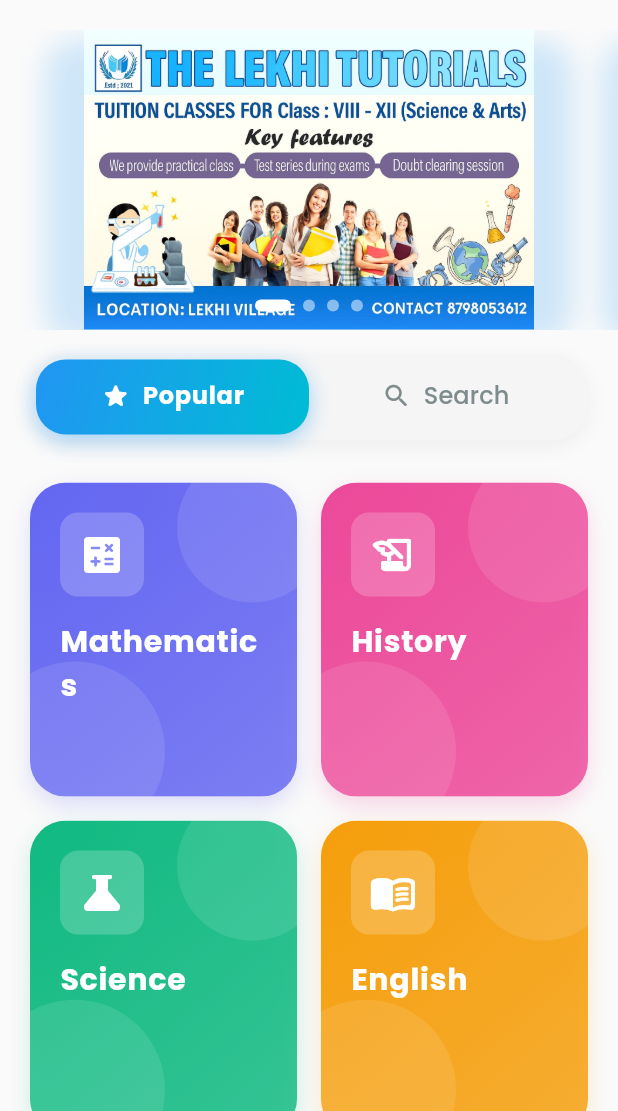
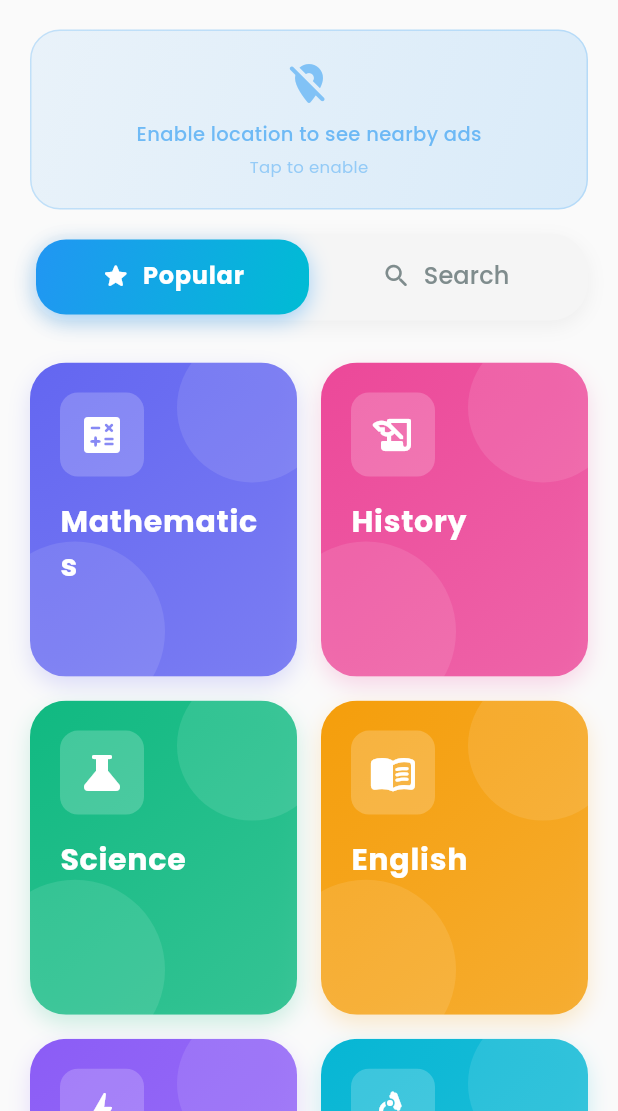
Before and after one commit to murkhneon14/FindMyTutor-Frontend, a Flutter app: the ExploreScreen screen opened directly, on a phone screen of 412 x 824 dp, the part 125-1236 px from its top. Run offline on Flutter 3.47's test engine with Material 3 defaults, Android fonts, the phone set to English and light mode, and no system bars; drawn by our look-alikes of overlay_support; our stand-ins replace firebase_auth, firebase_core, firebase_messaging, flutter_chat_types, flutter_chat_ui, flutter_local_notifications and 6 more; missing offline and left inert: razorpay_flutter; accounts and stored records are empty; network calls fail.

Commit message:
done ads

```diff
--- a/lib/config/api.dart
+++ b/lib/config/api.dart
@@ -1,7 +1,7 @@
 class ApiConfig {
   static const String baseUrl = String.fromEnvironment(
     'API_BASE_URL',
-    defaultValue: 'https://fmt-backend-1yn7.onrender.com',
+    defaultValue: 'https://fmt-backend-new.onrender.com',
   );
 
   // ==========================================
@@ -72,6 +72,7 @@ class ApiConfig {
 
   // Banner endpoints
   static String get bannersNearby => '$baseUrl/api/banners/nearby';
-  static String bannerImpression(String id) => '$baseUrl/api/banners/$id/impression';
+  static String bannerImpression(String id) =>
+      '$baseUrl/api/banners/$id/impression';
   static String bannerClick(String id) => '$baseUrl/api/banners/$id/click';
 }
--- a/lib/screens/home/explore_screen.dart
+++ b/lib/screens/home/explore_screen.dart
@@ -159,8 +159,8 @@ class _ExploreScreenState extends State<ExploreScreen>
 
   void _startAutoScroll() {
     Future.delayed(const Duration(seconds: 3), () {
-      if (mounted && _bannerController.hasClients) {
-        final count = _liveBanners.isNotEmpty ? _liveBanners.length : 4;
+      if (mounted && _bannerController.hasClients && _liveBanners.isNotEmpty) {
+        final count = _liveBanners.length;
         final nextPage = (_currentBannerPage + 1) % count;
         _bannerController.animateToPage(
           nextPage,
@@ -339,24 +339,36 @@ class _ExploreScreenState extends State<ExploreScreen>
   }
 
   Future<void> _fetchNearbyBanners() async {
-    if (_currentLocation == null) return;
+    print('🔄 _fetchNearbyBanners called');
+    print('🔄 _currentLocation: $_currentLocation');
+    if (_currentLocation == null) {
+      print('⚠️ _currentLocation is null — skipping banner fetch');
+      return;
+    }
+    print('📍 Fetching banners for lat=${_currentLocation!.latitude}, lng=${_currentLocation!.longitude}');
     try {
       final banners = await BannerService.getNearbyBanners(
         latitude: _currentLocation!.latitude,
         longitude: _currentLocation!.longitude,
       );
+      print('📦 Received ${banners.length} banners from BannerService');
       if (mounted && banners.isNotEmpty) {
         setState(() {
           _liveBanners = banners;
         });
+        print('✅ _liveBanners updated with ${_liveBanners.length} banners');
+        // Restart auto-scroll now that we have banners
+        _startAutoScroll();
         // Track impressions for all visible banners
         for (final b in banners) {
           final id = b['_id']?.toString();
           if (id != null) BannerService.trackImpression(id);
         }
+      } else {
+        print('⚠️ No banners returned or widget not mounted. mounted=$mounted, banners.length=${banners.length}');
       }
     } catch (e) {
-      print('Error fetching banners: $e');
+      print('❌ Error fetching banners: $e');
     }
   }
 
@@ -1071,16 +1083,70 @@ class _ExploreScreenState extends State<ExploreScreen>
   }
 
   Widget _buildPromoBanner() {
-    // Use live banners from backend if available, otherwise fall back to local assets
-    final List<String> fallbackImages = [
-      'assets/images/lekhi_tutorials_banner.jpg',
-      'assets/images/lekhi_tutorials_banner1.jpg',
-      'assets/images/lk1.jpg',
-      'https://images.unsplash.com/photo-1523050854058-8df90110c9f1?w=1200&h=400&fit=crop',
-    ];
-
-    final bool hasLiveBanners = _liveBanners.isNotEmpty;
-    final int bannerCount = hasLiveBanners ? _liveBanners.length : fallbackImages.length;
+    // Only show location-based ads from backend
+    if (_liveBanners.isEmpty) {
+      // Show a compact placeholder when no location-based ads are available
+      return Container(
+        height: 120,
+        margin: const EdgeInsets.symmetric(horizontal: 20),
+        decoration: BoxDecoration(
+          gradient: LinearGradient(
+            begin: Alignment.topLeft,
+            end: Alignment.bottomRight,
+            colors: [
+              AppTheme.primaryColor.withOpacity(0.08),
+              AppTheme.primaryColor.withOpacity(0.15),
+            ],
+          ),
+          borderRadius: BorderRadius.circular(20),
+          border: Border.all(
+            color: AppTheme.primaryColor.withOpacity(0.2),
+            width: 1,
+          ),
+        ),
+        child: InkWell(
+          onTap: _currentLocation == null ? _getCurrentLocation : null,
+          borderRadius: BorderRadius.circular(20),
+          child: Center(
+            child: Column(
+              mainAxisAlignment: MainAxisAlignment.center,
+              children: [
+                Icon(
+                  _currentLocation == null
+                      ? Icons.location_off_rounded
+                      : Icons.campaign_rounded,
+                  color: AppTheme.primaryColor.withOpacity(0.5),
+                  size: 32,
+                ),
+                const SizedBox(height: 8),
+                Text(
+                  _currentLocation == null
+                      ? 'Enable location to see nearby ads'
+                      : 'No ads available in your area',
+                  style: TextStyle(
+                    color: AppTheme.primaryColor.withOpacity(0.6),
+                    fontSize: 13,
+                    fontWeight: FontWeight.w500,
+                  ),
+                ),
+                if (_currentLocation == null) ...[
+                  const SizedBox(height: 4),
+                  Text(
+                    'Tap to enable',
+                    style: TextStyle(
+                      color: AppTheme.primaryColor.withOpacity(0.4),
+                      fontSize: 11,
+                    ),
+                  ),
+                ],
+              ],
+            ),
+          ),
+        ),
+      );
+    }
+
+    final int bannerCount = _liveBanners.length;
 
     return SizedBox(
       height: 200,
@@ -1095,13 +1161,11 @@ class _ExploreScreenState extends State<ExploreScreen>
         itemBuilder: (context, index) {
           return GestureDetector(
             onTap: () {
-              if (hasLiveBanners) {
               final banner = _liveBanners[index];
               final id = banner['_id']?.toString();
               final linkUrl = banner['linkUrl']?.toString() ?? '';
               if (id != null) BannerService.trackClick(id);
               // You can navigate to linkUrl here if needed
-              }
             },
             child: Container(
               margin: const EdgeInsets.symmetric(horizontal: 10),
@@ -1122,9 +1186,8 @@ class _ExploreScreenState extends State<ExploreScreen>
                   child: Stack(
                     fit: StackFit.expand,
                     children: [
-                      // Banner image
-                      hasLiveBanners
-                          ? Image.network(
+                      // Banner image from backend
+                      Image.network(
                         _liveBanners[index]['imageUrl'] ?? '',
                         fit: BoxFit.cover,
                         width: double.infinity,
@@ -1132,27 +1195,9 @@ class _ExploreScreenState extends State<ExploreScreen>
                         errorBuilder: (context, error, stackTrace) {
                           return _buildFallbackBanner();
                         },
-                            )
-                          : (fallbackImages[index].startsWith('http')
-                              ? Image.network(
-                                  fallbackImages[index],
-                                  fit: BoxFit.contain,
-                                  width: double.infinity,
-                                  height: 200,
-                                  errorBuilder: (context, error, stackTrace) {
-                                    return _buildFallbackBanner();
-                                  },
-                                )
-                              : Image.asset(
-                                  fallbackImages[index],
-                                  fit: BoxFit.contain,
-                                  width: double.infinity,
-                                  height: 200,
-                                  errorBuilder: (context, error, stackTrace) {
-                                    return _buildFallbackBanner();
-                                  },
-                                )),
-                      // Page Indicator
+                      ),
+                      // Page Indicator (only show if more than 1 banner)
+                      if (bannerCount > 1)
                         Positioned(
                           bottom: 12,
                           left: 0,
```
Also changed, not shown: lib/services/banner_service.dart (+36 -8 lines). Lines whose indentation alone changed are shown as unchanged.
